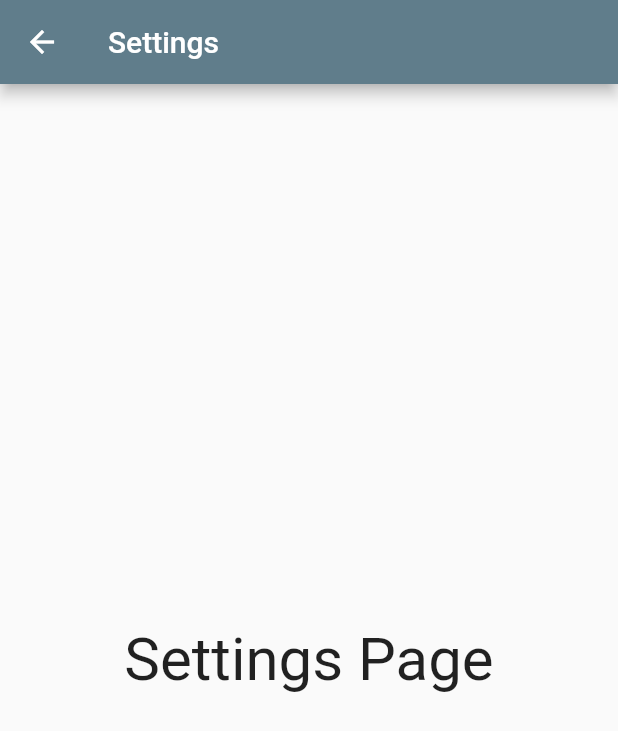
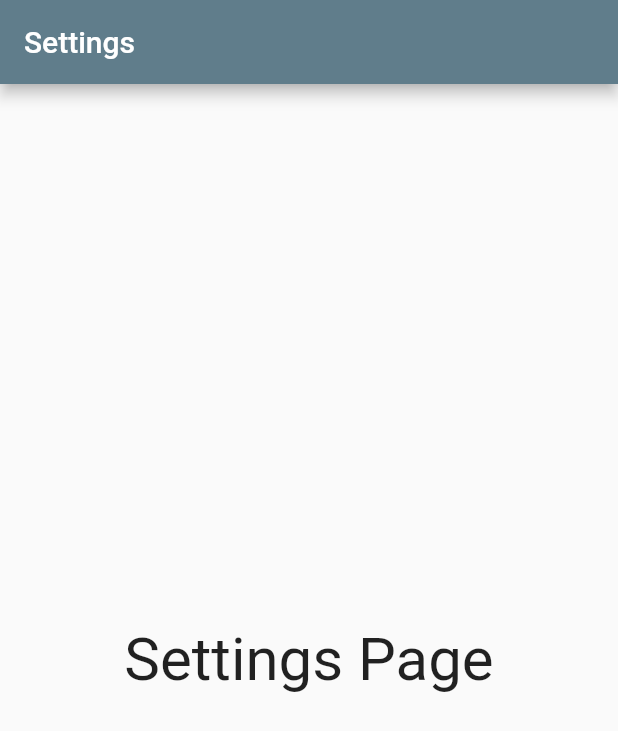
Before and after one commit to Chnapik/lp_app, a Flutter app: the SettingsPage screen opened by its route, on a phone screen of 412 x 824 dp. Shown: the top 731 px of the screen. Run offline on Flutter 3.47's test engine with Material 2 defaults, Android fonts, the phone set to English and light mode, and no system bars; our stand-ins replace go_router.

Commit message:
removed leading back arrow from settings page

```diff
--- a/lib/screens/settings_page.dart
+++ b/lib/screens/settings_page.dart
@@ -9,12 +9,6 @@ class SettingsPage extends StatelessWidget {
       appBar: AppBar(
         title: const Text('Settings'),
         automaticallyImplyLeading: true,
-        leading: IconButton(
-          icon: const Icon(Icons.arrow_back),
-          onPressed: () {
-            Navigator.of(context).maybePop();
-          },
-        ),
       ),
       body: const Center(
         child: Text(
```
